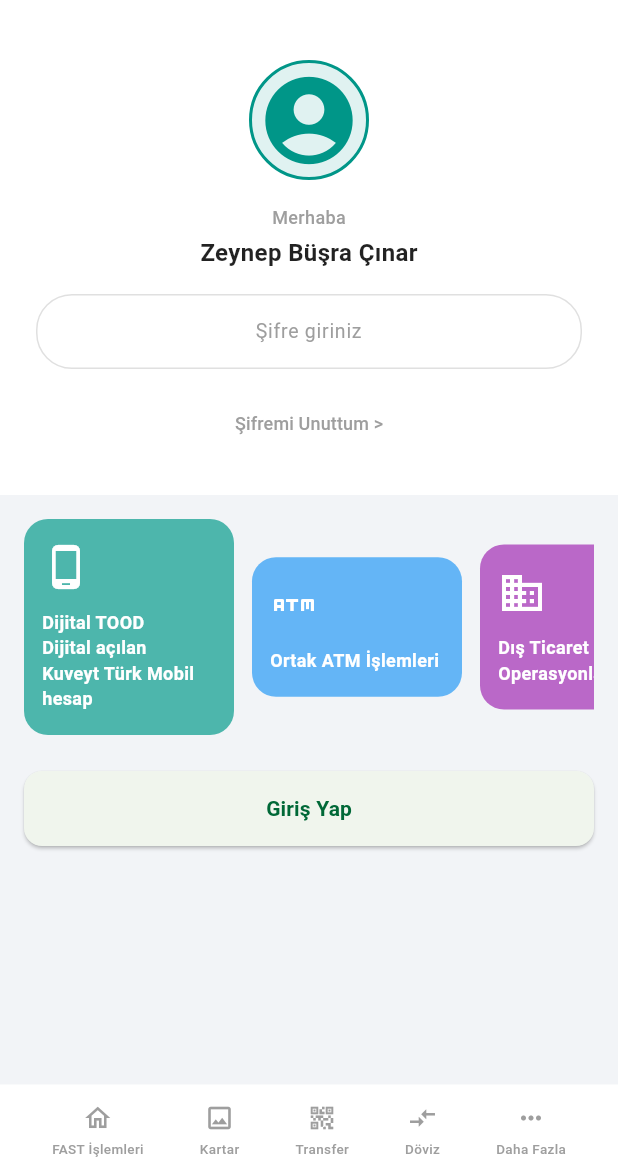
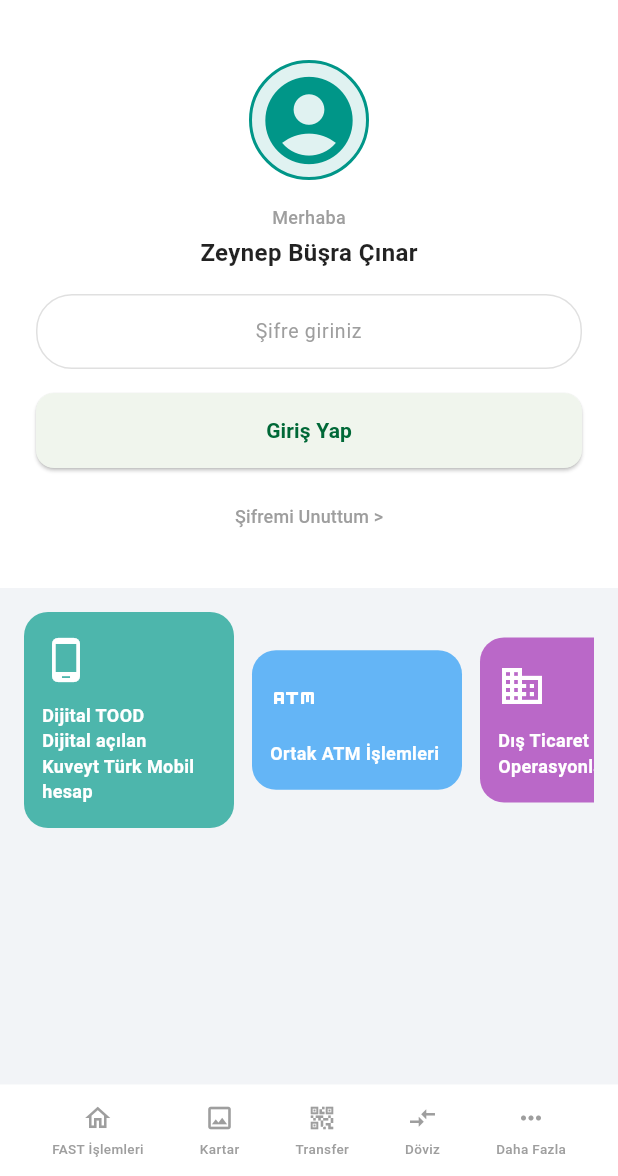
Before and after one commit to busrracnr/bankAPI, a Flutter app: the screen it shows after launch, on a phone screen of 412 x 824 dp, the part 60-1236 px from its top. Run offline on Flutter 3.47's test engine with Material 3 defaults, Android fonts, the phone set to English and light mode, and no system bars; our stand-ins replace flutter_riverpod.

Commit message:
Fix: Move login button above forgot password link in profile section

```diff
--- a/lib/source/login/login_screen.dart
+++ b/lib/source/login/login_screen.dart
@@ -173,7 +173,26 @@
                       ),
                     ),
                   ),
-                  const SizedBox(height: 12),
+                  const SizedBox(height: 16),
+                  // Giriş Yap Butonu
+                  Padding(
+                    padding: const EdgeInsets.symmetric(horizontal: 24),
+                    child: _isLoading
+                        ? const SizedBox(
+                            height: 50,
+                            child: Center(
+                              child: CircularProgressIndicator(
+                                valueColor: AlwaysStoppedAnimation<Color>(Colors.teal),
+                                strokeWidth: 3,
+                              ),
+                            ),
+                          )
+                        : PrimaryButton(
+                            text: "Giriş Yap",
+                            onPressed: _handleLogin,
+                          ),
+                  ),
+                  const SizedBox(height: 8),
                   // Şifremi Unuttum Linki
                   TextButton(
                     onPressed: () {},
@@ -217,25 +236,6 @@
                   ],
                 ),
               ),
-            ),
-            const SizedBox(height: 24),
-            // Giriş Yap Butonu
-            Padding(
-              padding: const EdgeInsets.symmetric(horizontal: 16),
-              child: _isLoading
-                  ? const SizedBox(
-                      height: 50,
-                      child: Center(
-                        child: CircularProgressIndicator(
-                          valueColor: AlwaysStoppedAnimation<Color>(Colors.teal),
-                          strokeWidth: 3,
-                        ),
-                      ),
-                    )
-                  : PrimaryButton(
-                      text: "Giriş Yap",
-                      onPressed: _handleLogin,
-                    ),
             ),
             const SizedBox(height: 24),
           ],
```
